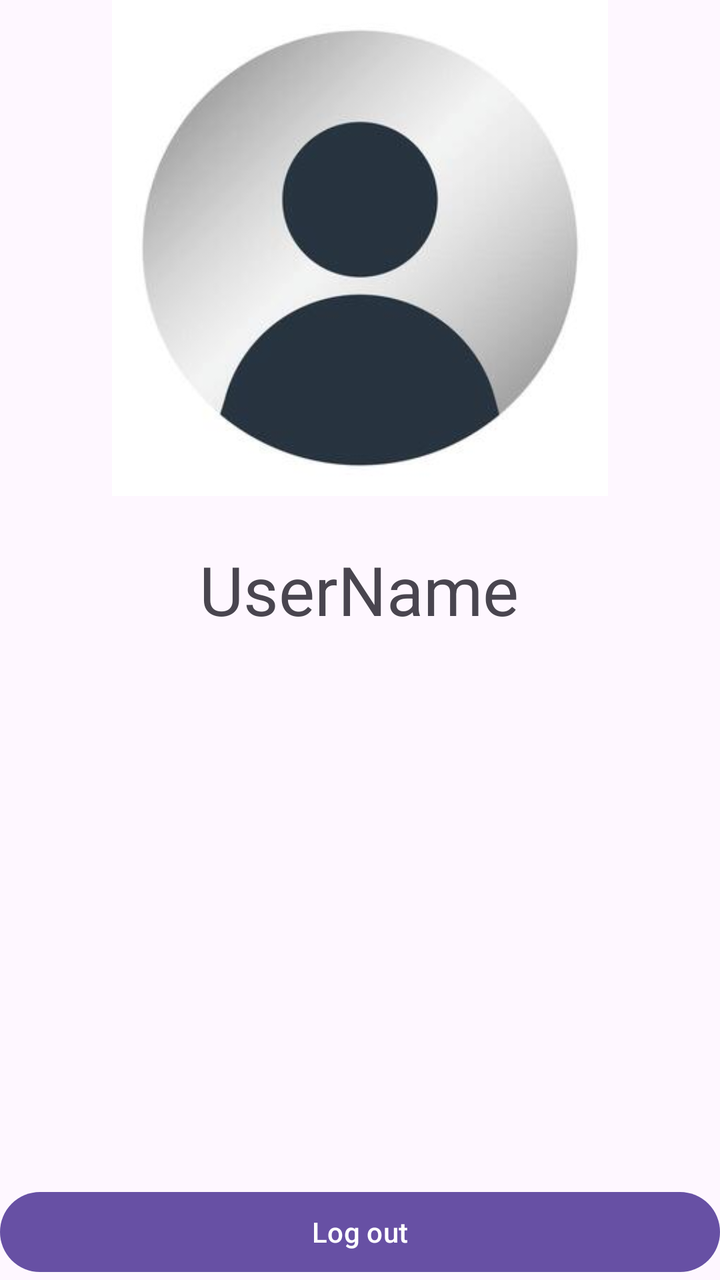
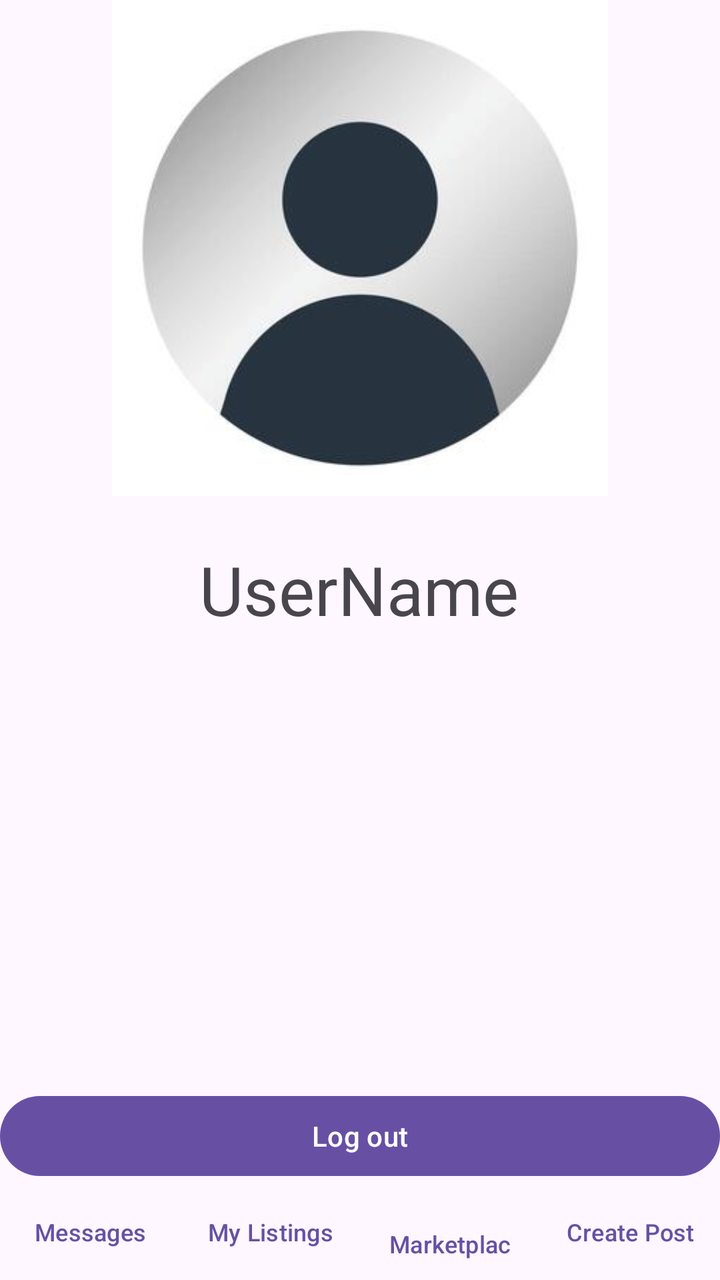

Two renders of the same Android screen: before a commit and after it. Below are the layout's source before the change and the commit's diff.
<!-- AndroidManifest.xml: application theme Theme.SOFE4640UFinalProject -->
<!-- res/layout/activity_my_profile.xml -->
<?xml version="1.0" encoding="utf-8"?>
<androidx.constraintlayout.widget.ConstraintLayout xmlns:android="http://schemas.android.com/apk/res/android"
    xmlns:app="http://schemas.android.com/apk/res-auto"
    xmlns:tools="http://schemas.android.com/tools"
    android:id="@+id/main"
    android:layout_width="match_parent"
    android:layout_height="match_parent"
    tools:context=".myProfile">


    <Button
        android:id="@+id/btnLogout"
        android:layout_width="match_parent"
        android:layout_height="wrap_content"
        android:text="Log out"
        app:layout_constraintBottom_toBottomOf="parent"
        tools:layout_editor_absoluteX="0dp" />

    <ImageView
        android:id="@+id/imageView"
        android:layout_width="270dp"
        android:layout_height="248dp"
        app:layout_constraintEnd_toEndOf="parent"
        app:layout_constraintStart_toStartOf="parent"
        app:layout_constraintTop_toTopOf="parent"
        app:srcCompat="@drawable/profile" />

    <TextView
        android:id="@+id/textView"
        android:layout_width="wrap_content"
        android:layout_height="wrap_content"
        android:layout_marginTop="24dp"
        android:text="UserName"
        android:textSize="34sp"
        app:layout_constraintEnd_toEndOf="parent"
        app:layout_constraintHorizontal_bias="0.498"
        app:layout_constraintStart_toStartOf="parent"
        app:layout_constraintTop_toBottomOf="@+id/imageView" />

</androidx.constraintlayout.widget.ConstraintLayout>
<!-- resources referenced by this layout -->
<resources>
  <!-- drawable profile: jpg bitmap (drawable, 5847 bytes) -->
  <style name="Theme.SOFE4640UFinalProject" parent="Base.Theme.SOFE4640UFinalProject" />
  <style name="Base.Theme.SOFE4640UFinalProject" parent="Theme.Material3.DayNight.NoActionBar">
          
          
      </style>
</resources>

<!-- the commit's change to res/layout/activity_my_profile.xml (unified diff, before → after) -->
@@ -13,8 +13,9 @@
         android:layout_width="match_parent"
         android:layout_height="wrap_content"
         android:text="Log out"
-        app:layout_constraintBottom_toBottomOf="parent"
-        tools:layout_editor_absoluteX="0dp" />
+        app:layout_constraintBottom_toTopOf="@+id/linearLayout"
+        app:layout_constraintEnd_toEndOf="parent"
+        app:layout_constraintStart_toStartOf="parent" />
 
     <ImageView
         android:id="@+id/imageView"
@@ -37,4 +38,52 @@
         app:layout_constraintStart_toStartOf="parent"
         app:layout_constraintTop_toBottomOf="@+id/imageView" />
 
+    <LinearLayout
+        android:id="@+id/linearLayout"
+        android:layout_width="match_parent"
+        android:layout_height="wrap_content"
+        android:orientation="horizontal"
+        app:layout_constraintBottom_toBottomOf="parent">
+
+        <Button
+            android:id="@+id/btnMessages"
+            style="@style/Widget.Material3.Button.TextButton"
+            android:layout_width="0dp"
+            android:layout_height="wrap_content"
+            android:layout_weight="1"
+            android:maxLines="1"
+            android:text="Messages"
+            android:textSize="12sp" />
+
+        <Button
+            android:id="@+id/btnMyListings"
+            style="@style/Widget.Material3.Button.TextButton"
+            android:layout_width="0dp"
+            android:layout_height="wrap_content"
+            android:layout_weight="1"
+            android:maxLines="1"
+            android:text="My Listings"
+            android:textSize="12sp" />
+
+        <Button
+            android:id="@+id/btnHome"
+            style="@style/Widget.Material3.Button.TextButton"
+            android:layout_width="0dp"
+            android:layout_height="wrap_content"
+            android:layout_weight="1"
+            android:maxLines="1"
+            android:text="Marketplace"
+            android:textSize="12sp" />
+
+        <Button
+            android:id="@+id/btnPost"
+            style="@style/Widget.Material3.Button.TextButton"
+            android:layout_width="0dp"
+            android:layout_height="wrap_content"
+            android:layout_weight="1"
+            android:maxLines="1"
+            android:text="Create Post"
+            android:textSize="12sp" />
+    </LinearLayout>
+
 </androidx.constraintlayout.widget.ConstraintLayout>
